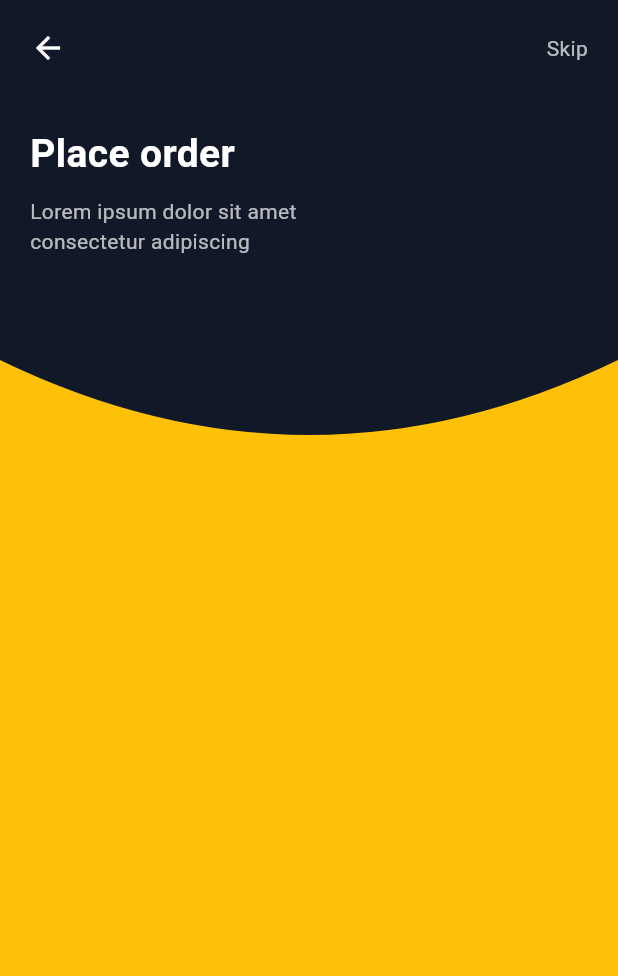
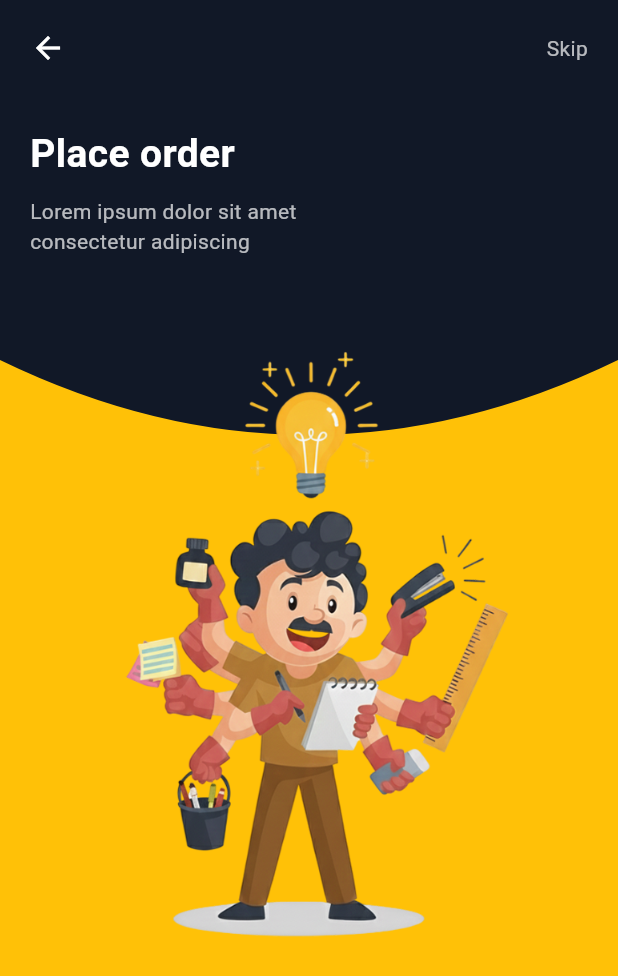
Before and after one commit to dwiilhammaulana/UAS_Mobile_App, a Flutter app: the SplashPageTwo screen opened directly, on a phone screen of 412 x 824 dp. Shown: the top 976 px of the screen. Run offline on Flutter 3.47's test engine with Material 3 defaults, Android fonts, the phone set to English and light mode, and no system bars.

Commit message:
feat: add splash image

```diff
--- a/lib/page/splash_screen2.dart
+++ b/lib/page/splash_screen2.dart
@@ -52,6 +52,18 @@ const Text(
   style: TextStyle(color: Colors.white70),
 ),
 
+const SizedBox(height: 30),
+
+Expanded(
+  child: Align(
+    alignment: Alignment.topCenter,
+    child: Image.asset(
+      'assets/images/2.png',
+      fit: BoxFit.contain,
+    ),
+  ),
+),
+
 ],
 ),
   ),
```
